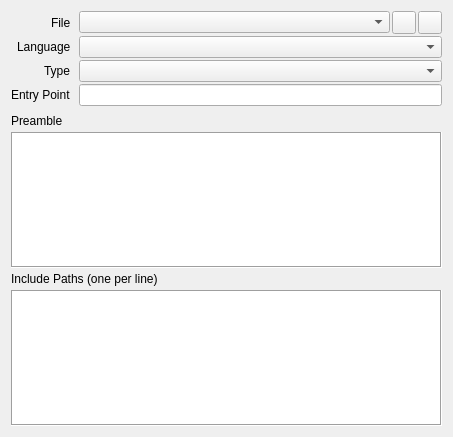
Before: the Qt Designer form src/session/ShaderProperties.ui in houmain/gpupad, drawn with Qt 5.
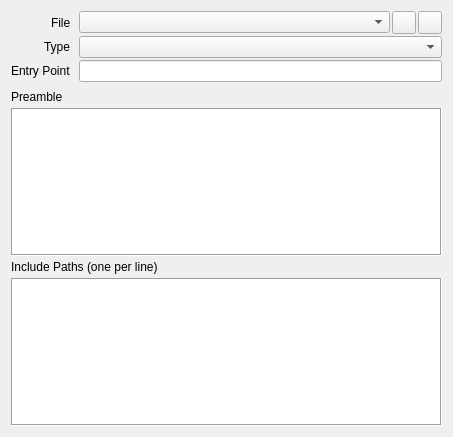
After: the same form once the commit is applied. Icons and pictures are not drawn. Custom widgets are drawn as their Qt base class.

Commit message: Moved shader language to session properties

What changed in the file:
```diff
--- a/src/session/ShaderProperties.ui
+++ b/src/session/ShaderProperties.ui
@@ -103,33 +103,23 @@
       </widget>
      </item>
      <item row="1" column="0">
-      <widget class="QLabel" name="labelLanguage">
-       <property name="text">
-        <string>Language</string>
-       </property>
-      </widget>
-     </item>
-     <item row="1" column="1">
-      <widget class="DataComboBox" name="language"/>
-     </item>
-     <item row="2" column="0">
       <widget class="QLabel" name="labelType">
        <property name="text">
         <string>Type</string>
        </property>
       </widget>
      </item>
-     <item row="2" column="1">
+     <item row="1" column="1">
       <widget class="DataComboBox" name="type"/>
      </item>
-     <item row="3" column="0">
+     <item row="2" column="0">
       <widget class="QLabel" name="labelEntryPoint">
        <property name="text">
         <string>Entry Point</string>
        </property>
       </widget>
      </item>
-     <item row="3" column="1">
+     <item row="2" column="1">
       <widget class="QLineEdit" name="entryPoint"/>
      </item>
     </layout>
```
Left out of the diff: 16 changed lines with no effect on the pictures. The commit also changes 20 other files.
